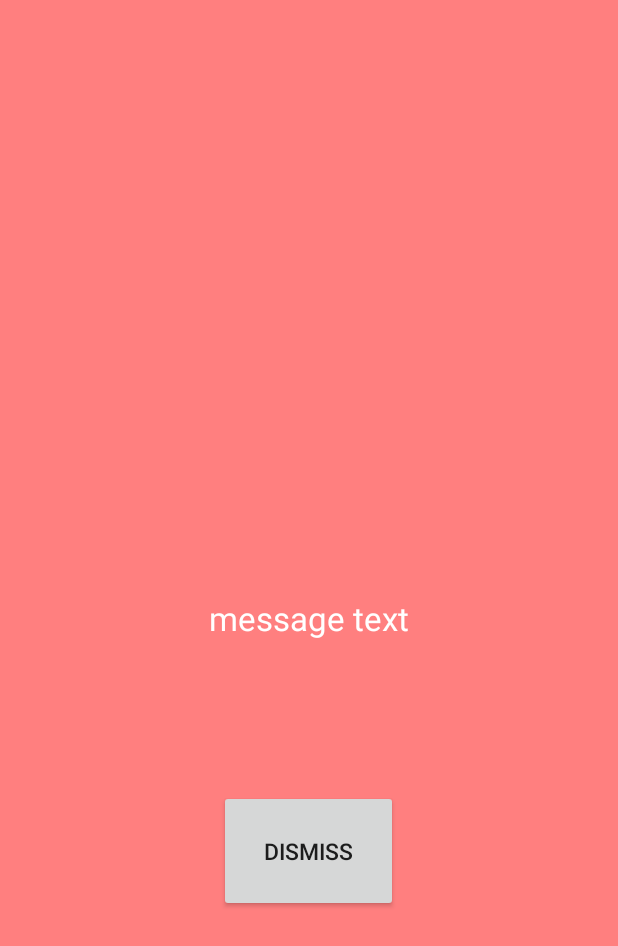
After one commit to saintmarina/podcaster-pro, an Android app: the layout pop_up_mic_out.xml on its own in the app's theme, with its tools: preview values and no code run, on a phone screen of 412 x 824 dp. The commit adds this screen. Shown: the top 946 px of the screen. Run offline under Robolectric (Android 15) with nearby library versions, the phone set to English and light mode, and no system bars; network calls fail; Roboto replaces fonts that are not available here.

Commit message:
NoMic popup message

```diff
--- /dev/null
+++ b/app/src/main/res/layout/pop_up_mic_out.xml
@@ -0,0 +1,31 @@
+<?xml version="1.0" encoding="utf-8"?>
+<RelativeLayout
+    xmlns:android="http://schemas.android.com/apk/res/android"
+    android:layout_width="match_parent"
+    android:layout_height="match_parent"
+    android:background="#ff7f7f">
+
+    <TextView
+        android:id="@+id/message"
+        android:layout_width="400dp"
+        android:layout_height="wrap_content"
+        android:layout_centerInParent="true"
+        android:layout_marginStart="30dp"
+        android:layout_marginTop="30dp"
+        android:layout_marginEnd="30dp"
+        android:layout_marginBottom="100dp"
+        android:textAlignment="center"
+        android:text="message text"
+        android:textColor="@color/cardview_light_background"
+        android:textSize="22sp" />
+
+    <Button
+        android:id="@+id/btnDismiss"
+        android:layout_width="wrap_content"
+        android:layout_height="wrap_content"
+        android:layout_centerHorizontal="true"
+        android:layout_below="@+id/message"
+        android:textSize="15dp"
+        android:padding="30dp"
+        android:text="DISMISS" />
+</RelativeLayout>
```
Also changed, not shown: app/src/main/java/com/example/recordingsystem/NoMicPopup.kt (added, +64 -0 lines), app/src/main/java/com/example/recordingsystem/RecordingSystemActivity.kt (+65 -82 lines), app/src/main/java/com/example/recordingsystem/StatusChecker.kt (+29 -21 lines), app/src/main/java/com/example/recordingsystem/StatusIndicator.kt (+21 -7 lines).
